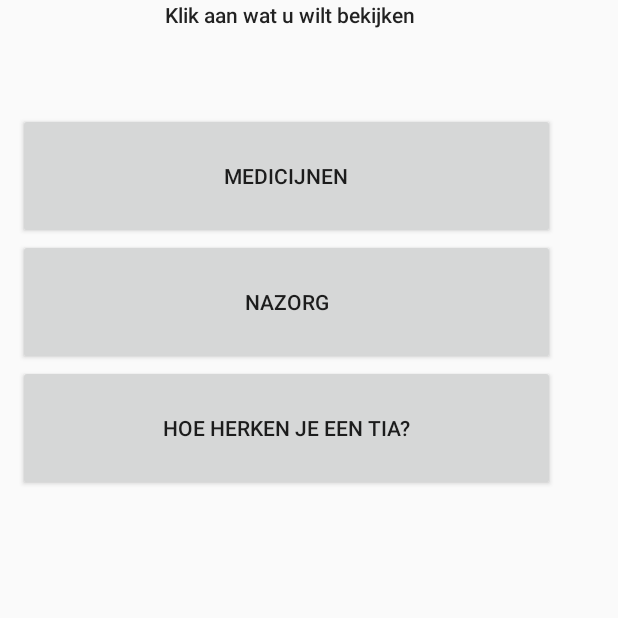
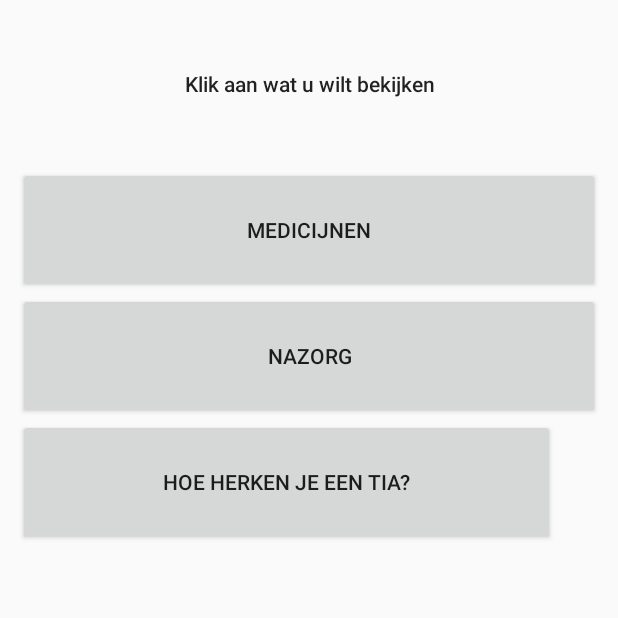
Before and after one commit to NataliaKuz/StudentProject, an Android app: the TiaActivity screen opened directly, with no data from a screen before it, on a phone screen of 412 x 824 dp, the top half of it. Run offline under Robolectric (Android 15) with nearby library versions, the phone set to English and light mode, and no system bars.

Commit message:
put in the center
center

```diff
--- a/Source/PatientHelper/app/src/main/res/layout/activity_heartattackaftercare.xml
+++ b/Source/PatientHelper/app/src/main/res/layout/activity_heartattackaftercare.xml
@@ -5,10 +5,11 @@
     android:weightSum="1">
 
     <TextView
-        android:text="                                                 Nazorg"
+        android:text="Nazorg"
         android:layout_width="match_parent"
         android:layout_height="wrap_content"
         android:id="@+id/AfterCare"
         android:textAppearance="@style/TextAppearance.AppCompat.Body2"
-        android:layout_weight="0.06" />
+        android:layout_weight="0.06"
+        android:gravity="center" />
 </LinearLayout>
--- a/Source/PatientHelper/app/src/main/res/layout/activity_heartattackicd.xml
+++ b/Source/PatientHelper/app/src/main/res/layout/activity_heartattackicd.xml
@@ -5,10 +5,11 @@
     android:weightSum="1">
 
     <TextView
-        android:text="                               Informatie over ICD hartkastje"
+        android:text="Informatie over ICD hartkastje"
         android:layout_width="match_parent"
         android:layout_height="wrap_content"
         android:id="@+id/ICD"
         android:layout_weight="0.08"
-        android:textAppearance="@style/TextAppearance.AppCompat.Body2" />
+        android:textAppearance="@style/TextAppearance.AppCompat.Body2"
+        android:gravity="center" />
 </LinearLayout>
--- a/Source/PatientHelper/app/src/main/res/layout/activity_heartattackmedicines.xml
+++ b/Source/PatientHelper/app/src/main/res/layout/activity_heartattackmedicines.xml
@@ -5,10 +5,11 @@
     android:weightSum="1">
 
     <TextView
-        android:text="                                        Medicijnen"
+        android:text="Medicijnen"
         android:layout_width="match_parent"
         android:layout_height="wrap_content"
         android:id="@+id/Medicines"
         android:layout_weight="0.07"
-        android:textAppearance="@style/TextAppearance.AppCompat.Body2" />
+        android:textAppearance="@style/TextAppearance.AppCompat.Body2"
+        android:gravity="center" />
 </LinearLayout>
--- a/Source/PatientHelper/app/src/main/res/layout/activity_tia.xml
+++ b/Source/PatientHelper/app/src/main/res/layout/activity_tia.xml
@@ -5,29 +5,33 @@
     android:weightSum="1">
 
     <TextView
-        android:text="                                 Klik aan wat u wilt bekijken"
-        android:layout_width="337dp"
+        android:text="Klik aan wat u wilt bekijken"
+        android:layout_width="match_parent"
         android:layout_height="75dp"
         android:id="@+id/ClickOn"
-        android:textAppearance="@style/TextAppearance.AppCompat.Body2" />
+        android:textAppearance="@style/TextAppearance.AppCompat.Body2"
+        android:gravity="center"
+        android:layout_weight="0.06" />
 
     <Button
         android:layout_weight="0.06"
         android:text="Medicijnen"
-        android:layout_width="358dp"
+        android:layout_width="match_parent"
         android:layout_height="wrap_content"
         android:id="@+id/Medicines"
         android:layout_alignParentStart="true"
-        android:layout_marginStart="12dp"/>
+        android:layout_marginStart="12dp"
+        android:layout_marginEnd="12dp"/>
 
     <Button
         android:layout_weight="0.06"
         android:text="Nazorg"
-        android:layout_width="358dp"
+        android:layout_width="match_parent"
         android:layout_height="wrap_content"
         android:id="@+id/AfterCare"
         android:layout_alignParentStart="true"
         android:layout_marginStart="12dp"
+        android:layout_marginEnd="12dp"/>
 
 
     />
@@ -37,8 +41,9 @@
         android:layout_width="358dp"
         android:layout_height="wrap_content"
         android:id="@+id/Recognise"
-        android:textAppearance="@android:style/TextAppearance.Material.Widget.Button"
         android:layout_alignParentStart="true"
         android:layout_marginStart="12dp"
-        android:layout_weight="0.06"/>
+        android:layout_marginEnd="12dp"
+        android:layout_weight="0.06" />
+
 </LinearLayout>
--- a/Source/PatientHelper/app/src/main/res/layout/activity_tiaaftercare.xml
+++ b/Source/PatientHelper/app/src/main/res/layout/activity_tiaaftercare.xml
@@ -5,10 +5,11 @@
     android:weightSum="1">
 
     <TextView
-        android:text="                                                 Nazorg"
+        android:text="Nazorg"
         android:layout_width="match_parent"
         android:layout_height="wrap_content"
         android:id="@+id/Aftercare"
         android:textAppearance="@style/TextAppearance.AppCompat.Body2"
-        android:layout_weight="0.06" />
+        android:layout_weight="0.10"
+        android:gravity="center" />
 </LinearLayout>
--- a/Source/PatientHelper/app/src/main/res/layout/activity_tiaregocnise.xml
+++ b/Source/PatientHelper/app/src/main/res/layout/activity_tiaregocnise.xml
@@ -5,10 +5,11 @@
     android:weightSum="1">
 
     <TextView
-        android:text="                                   Hoe herken je een TIA?"
+        android:text="Hoe herken je een TIA?"
         android:layout_width="match_parent"
         android:layout_height="wrap_content"
         android:id="@+id/Regocnise"
         android:textAppearance="@style/TextAppearance.AppCompat.Body2"
-        android:layout_weight="0.05" />
+        android:layout_weight="0.10"
+        android:gravity="center" />
 </LinearLayout>
--- a/Source/PatientHelper/app/src/main/res/layout/activity_tiawhatitis.xml
+++ b/Source/PatientHelper/app/src/main/res/layout/activity_tiawhatitis.xml
@@ -5,10 +5,11 @@
     android:weightSum="1">
 
     <TextView
-        android:text="                                     Wat is een TIA?"
+        android:text="Wat is een TIA?"
         android:layout_width="match_parent"
         android:layout_height="wrap_content"
         android:id="@+id/WhatisTia"
         android:textAppearance="@style/TextAppearance.AppCompat.Body2"
-        android:layout_weight="0.07" />
+        android:layout_weight="0.10"
+        android:gravity="center" />
 </LinearLayout>
```
Also changed, not shown: Source/PatientHelper/app/src/main/res/layout/activity_heartattack.xml (+29 -20 lines), Source/PatientHelper/app/src/main/res/layout/activity_heartattackwhatitis.xml (+6 -3 lines), Source/PatientHelper/app/src/main/res/layout/activity_tiamedicines.xml (+6 -3 lines).
